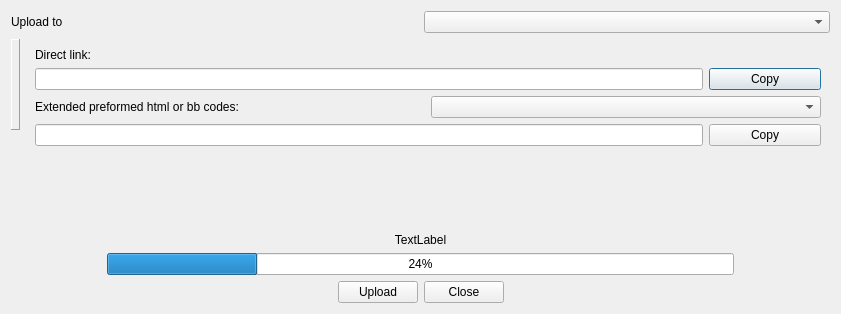
Qt form src/modules/uploader/dialoguploader.ui (lxqt/screengrab) before a commit.
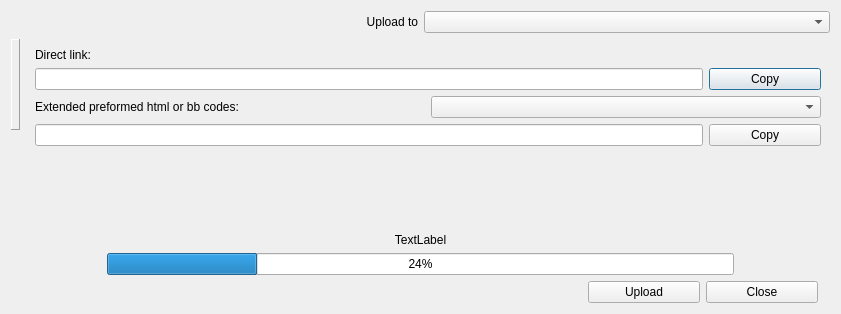
The same form after that commit.

```diff
--- a/src/modules/uploader/dialoguploader.ui
+++ b/src/modules/uploader/dialoguploader.ui
@@ -21,6 +21,9 @@
        <property name="text">
         <string>Upload to</string>
        </property>
+       <property name="alignment">
+        <set>Qt::AlignRight|Qt::AlignTrailing|Qt::AlignVCenter</set>
+       </property>
       </widget>
      </item>
      <item>
@@ -228,6 +231,12 @@
      </item>
      <item>
       <widget class="QPushButton" name="butUpload">
+       <property name="minimumSize">
+        <size>
+         <width>112</width>
+         <height>0</height>
+        </size>
+       </property>
        <property name="text">
         <string>Upload</string>
        </property>
@@ -235,6 +244,12 @@
      </item>
      <item>
       <widget class="QPushButton" name="butClose">
+       <property name="minimumSize">
+        <size>
+         <width>112</width>
+         <height>0</height>
+        </size>
+       </property>
        <property name="text">
         <string>Close</string>
        </property>
@@ -245,9 +260,12 @@
        <property name="orientation">
         <enum>Qt::Horizontal</enum>
        </property>
+       <property name="sizeType">
+        <enum>QSizePolicy::Minimum</enum>
+       </property>
        <property name="sizeHint" stdset="0">
         <size>
-         <width>40</width>
+         <width>12</width>
          <height>20</height>
         </size>
        </property>
```
